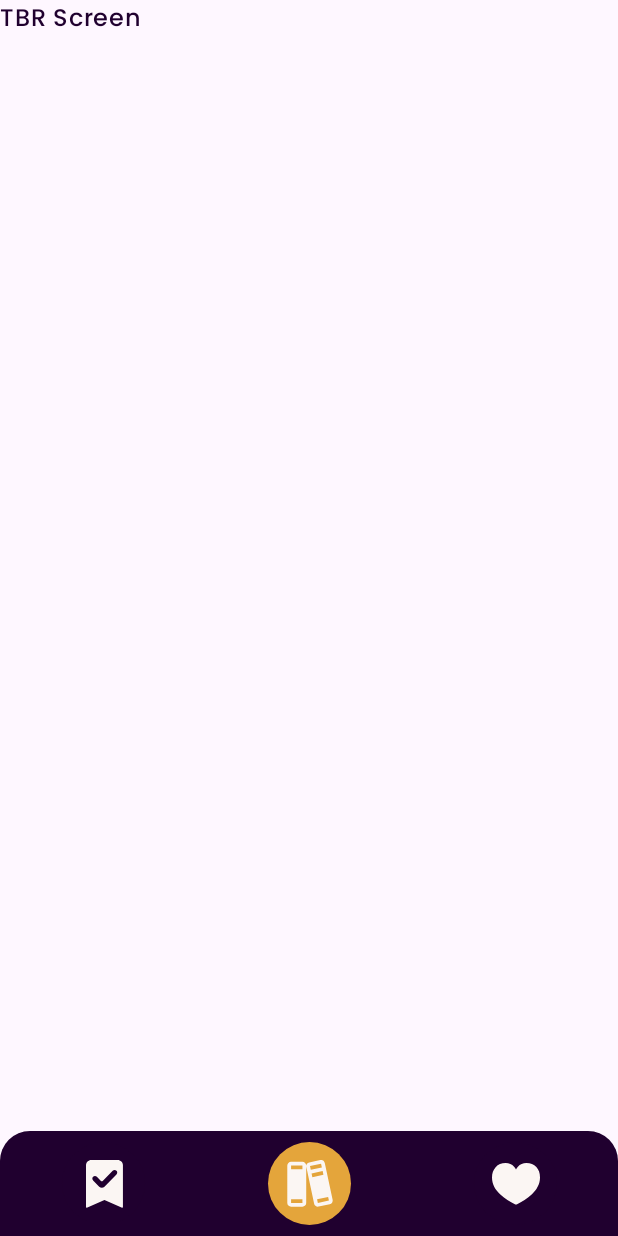
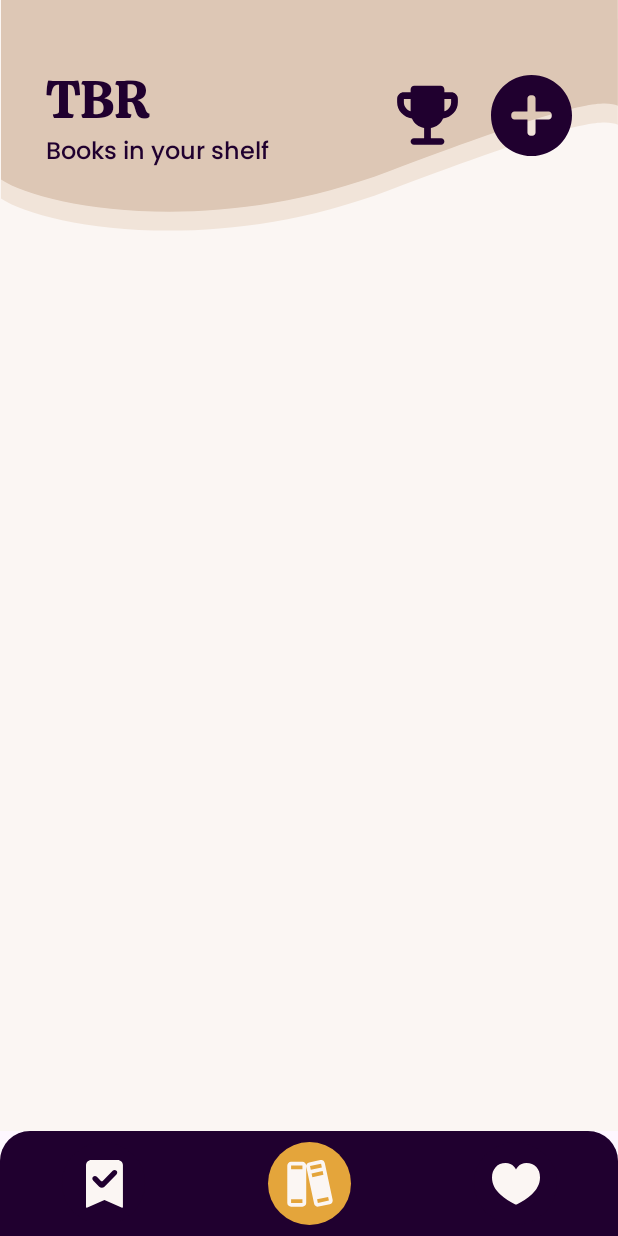
Before and after one commit to maximaaallost/ccl3, an Android app built with Jetpack Compose: the WishlistScreen screen opened through its navigation route, after a tap on "To be Read Section", on a phone screen of 412 x 824 dp. Run offline under Robolectric (Android 15) with nearby library versions, the phone set to English and light mode, and no system bars; libraries missing offline, so code that uses them is left out: androidx.camera.core, androidx.camera.lifecycle, androidx.camera.view.

Commit message:
fully completed topdec for every page with subheading

```diff
--- a/app/src/main/java/com/cc221013/bookify/ui/MainViews.kt
+++ b/app/src/main/java/com/cc221013/bookify/ui/MainViews.kt
@@ -18,6 +18,7 @@ import androidx.compose.foundation.layout.fillMaxWidth
 import androidx.compose.foundation.layout.height
 import androidx.compose.foundation.layout.padding
 import androidx.compose.foundation.layout.size
+import androidx.compose.foundation.layout.width
 import androidx.compose.foundation.lazy.LazyColumn
 import androidx.compose.foundation.lazy.items
 import androidx.compose.foundation.rememberScrollState
@@ -52,6 +53,7 @@ import androidx.compose.runtime.setValue
 import androidx.compose.ui.Alignment
 import androidx.compose.ui.Modifier
 import androidx.compose.ui.draw.clip
+import androidx.compose.ui.draw.scale
 import androidx.compose.ui.graphics.Color
 import androidx.compose.ui.graphics.painter.Painter
 import androidx.compose.ui.graphics.vector.ImageVector
@@ -71,6 +73,7 @@ import androidx.navigation.compose.composable
 import androidx.navigation.compose.rememberNavController
 import coil.compose.rememberImagePainter
 import com.cc221013.bookify.R
+import com.cc221013.bookify.ui.theme.Calistoga
 import com.cc221013.bookify.ui.theme.DarkBeige
 import com.cc221013.bookify.ui.theme.LightBeige
 import com.cc221013.bookify.ui.theme.LightViolet
@@ -114,11 +117,11 @@ fun MainView(mainViewModel: MainViewModel){
             }
             composable(Screen.TBR.route){
                 mainViewModel.selectScreen(Screen.TBR)
-                TBRScreen(mainViewModel)
+                TBRScreen(mainViewModel, navController)
             }
             composable(Screen.Wishlist.route){
                 mainViewModel.selectScreen(Screen.Wishlist)
-                WishlistScreen(mainViewModel)
+                WishlistScreen(mainViewModel, navController)
             }
             composable(Screen.AddBook.route){
                 mainViewModel.selectScreen(Screen.AddBook)
@@ -160,7 +163,9 @@ fun NavigationBarItem(
 fun BottomNavigationBar(navController: NavHostController, selectedScreen: Screen){
     BottomNavigation (
         backgroundColor = Violet,
-        modifier = Modifier.height(70.dp) .clip(RoundedCornerShape(20.dp, 20.dp, 0.dp, 0.dp))
+        modifier = Modifier
+            .height(70.dp)
+            .clip(RoundedCornerShape(20.dp, 20.dp, 0.dp, 0.dp))
     ) {
         Row(modifier = Modifier.fillMaxSize(),
             horizontalArrangement = Arrangement.SpaceAround,
@@ -189,31 +194,99 @@ fun BottomNavigationBar(navController: NavHostController, selectedScreen: Screen
     }
 }
 
+@Composable
+fun TopDecoration(navController: NavHostController, titlePage: String, subHeading: String?) {
+    Box(
+        modifier = Modifier.fillMaxWidth(),
+        contentAlignment = Alignment.Center,
+    ) {
+        Image(
+            painter = painterResource(id = R.drawable.topswirl),
+            contentDescription = "Beige Swirl in the Background of the Text"
+        )
+
+        Column(
+            modifier = Modifier
+                .fillMaxWidth()
+                .padding(15.dp),
+        ){
+            Row(
+                modifier = Modifier
+                    .fillMaxWidth()
+                    .padding(15.dp),
+                horizontalArrangement = Arrangement.SpaceBetween,
+                verticalAlignment = Alignment.CenterVertically
+            ) {
+                Column {
+                    Text(
+                        text = titlePage,
+                        style = TextStyle(
+                            fontFamily = Calistoga,
+                            fontSize = 36.sp,
+                            color = Violet
+                        )
+                    )
+                    if (subHeading != null) {
+                        Text(
+                            text = subHeading,
+                            style = TextStyle(
+                                fontFamily = Poppins,
+                                fontWeight = FontWeight.Medium,
+                                fontSize = 16.sp,
+                                color = Violet
+                            )
+                        )
+                    }
+                }
+
+                Row(
+                    horizontalArrangement = Arrangement.Center
+                ) {
+                    Icon(
+                        painter = painterResource(id = R.drawable.trophy),
+                        contentDescription = "Go to Reading Challenge",
+                        tint = Violet,
+                        modifier = Modifier
+                            .size(54.dp)
+                            .clickable { }
+                    )
+                    Spacer(modifier = Modifier.width(15.dp))
+
+                    Icon(
+                        painter = painterResource(id = R.drawable.add),
+                        contentDescription = "Add a new Book",
+                        tint = Violet,
+                        modifier = Modifier
+                            .size(54.dp)
+                            .clickable { navController.navigate(Screen.AddBook.route) }
+                    )
+
+                }
+
+
+            }
+        }
+
+    }
+}
 
 @Composable
 fun ReadScreen(mainViewModel: MainViewModel, navController: NavHostController){
     val state = mainViewModel.mainViewState.collectAsState()
 
-  Text(text ="Read Screen")
-    Box(contentAlignment = Alignment.TopEnd, modifier = Modifier.fillMaxSize()){
-        Button(
-            onClick = {navController.navigate(Screen.AddBook.route) },
+    Column(
         modifier = Modifier
-                .padding(20.dp)
-        ) {
-            androidx.compose.material3.Icon(
-                Icons.Default.Add,
-                "Open Add Books",
-                tint = Color.White
-            )
-        }
-    }
+            .background(NonWhite)
+            .fillMaxSize()
+            .fillMaxWidth()
+    ){
+        TopDecoration(navController, "Read Books", null)
+
         LazyColumn (
-        verticalArrangement = Arrangement.Top,
+            verticalArrangement = Arrangement.Center,
             horizontalAlignment = Alignment.CenterHorizontally,
             modifier = Modifier
                 .fillMaxSize()
-            .padding(top = 80.dp)
 
         ) {
             if (state.value.books.isEmpty()) { // Show a message if there are no books saved in this shelve
@@ -227,7 +300,6 @@ fun ReadScreen(mainViewModel: MainViewModel, navController: NavHostController){
 //                    .height(300.dp)
 //
 //            )
-
                     Text(
                         text = "No Books saved yet",
                         style = TextStyle(fontSize = 15.sp, color = Color.Gray, fontFamily = Poppins, textAlign = androidx.compose.ui.text.style.TextAlign.Center),
@@ -279,16 +351,33 @@ fun ReadScreen(mainViewModel: MainViewModel, navController: NavHostController){
         }
     }
 
-@OptIn(ExperimentalMaterial3Api::class)
-@Composable
-fun TBRScreen(mainViewModel: MainViewModel){
-    Text(text ="TBR Screen")
 }
 
 @OptIn(ExperimentalMaterial3Api::class)
 @Composable
-fun WishlistScreen(mainViewModel: MainViewModel){
-    Text(text ="Wishlist Screen")
+fun TBRScreen(mainViewModel: MainViewModel, navController: NavHostController){
+    Column(
+        modifier = Modifier
+            .background(NonWhite)
+            .fillMaxSize()
+            .fillMaxWidth()
+    ){
+        TopDecoration(navController, "TBR", "Books in your shelf")
+
+    }
+}
+
+@OptIn(ExperimentalMaterial3Api::class)
+@Composable
+fun WishlistScreen(mainViewModel: MainViewModel, navController: NavHostController){
+    Column(
+        modifier = Modifier
+            .background(NonWhite)
+            .fillMaxSize()
+            .fillMaxWidth()
+    ){
+        TopDecoration(navController, "Wishlist", "Books you want to buy")
+    }
 }
 
 @OptIn(ExperimentalMaterial3Api::class)
--- /dev/null
+++ b/app/src/main/res/drawable/add.xml
@@ -0,0 +1,13 @@
+<vector xmlns:android="http://schemas.android.com/apk/res/android"
+    android:width="432dp"
+    android:height="432dp"
+    android:viewportWidth="432"
+    android:viewportHeight="432">
+  <group>
+    <clip-path
+        android:pathData="M0,0h432v432h-432z"/>
+    <path
+        android:pathData="M239.1,194.4C238.27,194.4 237.6,193.73 237.6,192.9V125C237.6,115.61 229.99,108 220.6,108H211.4C202.01,108 194.4,115.61 194.4,125V192.9C194.4,193.73 193.73,194.4 192.9,194.4H125C115.61,194.4 108,202.01 108,211.4V220.6C108,229.99 115.61,237.6 125,237.6H192.9C193.73,237.6 194.4,238.27 194.4,239.1V307C194.4,316.39 202.01,324 211.4,324H220.6C229.99,324 237.6,316.39 237.6,307V239.1C237.6,238.27 238.27,237.6 239.1,237.6H307C316.39,237.6 324,229.99 324,220.6V211.4C324,202.01 316.39,194.4 307,194.4H239.1ZM216,432C158.71,432 103.77,409.24 63.26,368.73C22.76,328.23 0,273.29 0,216C0,158.71 22.76,103.77 63.26,63.26C103.77,22.76 158.71,0 216,0C273.29,0 328.23,22.76 368.73,63.26C409.24,103.77 432,158.71 432,216C432,273.29 409.24,328.23 368.73,368.73C328.23,409.24 273.29,432 216,432Z"
+        android:fillColor="#20002F"/>
+  </group>
+</vector>
--- /dev/null
+++ b/app/src/main/res/drawable/topdecoration.xml
@@ -0,0 +1,12 @@
+<vector xmlns:android="http://schemas.android.com/apk/res/android"
+    android:width="360dp"
+    android:height="129dp"
+    android:viewportWidth="360"
+    android:viewportHeight="129">
+  <path
+      android:pathData="M226.5,105C120.75,145.14 23.03,125.15 0,109.79V5H360V66.78C351.15,63.03 332.25,64.86 226.5,105Z"
+      android:fillColor="#F1E4D9"/>
+  <path
+      android:pathData="M226.5,94C120.75,134.14 23.03,114.15 0,98.79V-6H360V55.78C351.15,52.03 332.25,53.86 226.5,94Z"
+      android:fillColor="#DDC7B5"/>
+</vector>
--- /dev/null
+++ b/app/src/main/res/drawable/topswirl.xml
@@ -0,0 +1,12 @@
+<vector xmlns:android="http://schemas.android.com/apk/res/android"
+    android:width="625dp"
+    android:height="234dp"
+    android:viewportWidth="625"
+    android:viewportHeight="234">
+  <path
+      android:pathData="M393.12,192.65C209.58,262.33 39.97,227.63 0,200.97V19.09H624.82V126.32C609.47,119.81 576.65,122.98 393.12,192.65Z"
+      android:fillColor="#F1E4D9"/>
+  <path
+      android:pathData="M393.12,173.56C209.58,243.23 39.97,208.54 0,181.88V0H624.82V107.23C609.47,100.72 576.65,103.89 393.12,173.56Z"
+      android:fillColor="#DDC7B5"/>
+</vector>
--- /dev/null
+++ b/app/src/main/res/drawable/trophy.xml
@@ -0,0 +1,9 @@
+<vector xmlns:android="http://schemas.android.com/apk/res/android"
+    android:width="66dp"
+    android:height="64dp"
+    android:viewportWidth="66"
+    android:viewportHeight="64">
+  <path
+      android:pathData="M21.917,56C20.444,56 19.25,54.806 19.25,53.333V53.333C19.25,51.861 20.444,50.667 21.917,50.667H30.25V42.4C28.004,41.911 25.999,40.989 24.236,39.635C22.472,38.28 21.177,36.58 20.35,34.533C16.913,34.133 14.037,32.678 11.723,30.168C9.41,27.658 8.252,24.713 8.25,21.333V18.667C8.25,17.2 8.789,15.945 9.867,14.901C10.945,13.858 12.239,13.335 13.75,13.333H19.25V11C19.25,9.343 20.593,8 22.25,8H43.75C45.407,8 46.75,9.343 46.75,11V13.333H52.25C53.763,13.333 55.058,13.856 56.136,14.901C57.214,15.947 57.752,17.202 57.75,18.667V21.333C57.75,24.711 56.592,27.656 54.277,30.168C51.961,32.68 49.086,34.135 45.65,34.533C44.825,36.578 43.531,38.278 41.767,39.635C40.003,40.991 37.998,41.913 35.75,42.4V50.667H44.083C45.556,50.667 46.75,51.861 46.75,53.333V53.333C46.75,54.806 45.556,56 44.083,56H21.917ZM19.25,28.8V18.667H13.75V21.333C13.75,23.022 14.254,24.545 15.262,25.901C16.271,27.258 17.6,28.224 19.25,28.8ZM46.75,28.8C48.4,28.222 49.729,27.255 50.737,25.899C51.746,24.542 52.25,23.02 52.25,21.333V18.667H46.75V28.8Z"
+      android:fillColor="#20002F"/>
+</vector>
```
Lines whose indentation alone changed are shown as unchanged.
